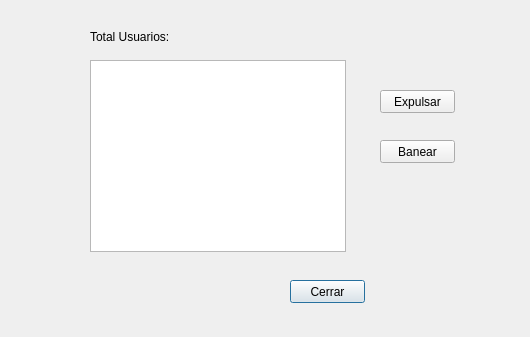
Old version of the form Server/ventanalistausuarios.ui in the repository GrageraE/App-Mensajeria.
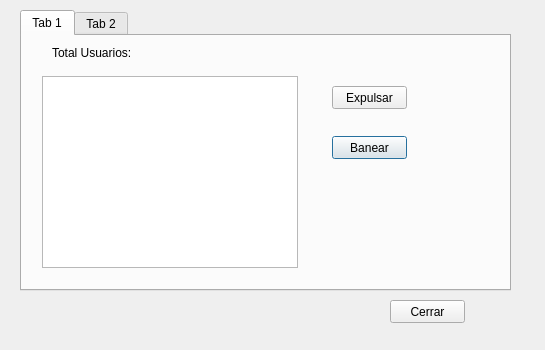
New version of the form.

The edit to the form file:
```diff
--- a/Server/ventanalistausuarios.ui
+++ b/Server/ventanalistausuarios.ui
@@ -6,41 +6,70 @@
    <rect>
     <x>0</x>
     <y>0</y>
-    <width>530</width>
-    <height>337</height>
+    <width>545</width>
+    <height>350</height>
    </rect>
   </property>
   <property name="windowTitle">
    <string>Dialog</string>
   </property>
-  <widget class="QTableWidget" name="tabla">
+  <widget class="QTabWidget" name="tabWidget">
    <property name="geometry">
     <rect>
-     <x>90</x>
-     <y>60</y>
+     <x>20</x>
+     <y>10</y>
+     <width>491</width>
+     <height>281</height>
+    </rect>
+   </property>
+   <property name="currentIndex">
+    <number>0</number>
+   </property>
+   <widget class="QWidget" name="tab_1">
+    <attribute name="title">
+     <string>Tab 1</string>
+    </attribute>
+    <widget class="QPushButton" name="pushButton_3">
+     <property name="geometry">
+      <rect>
+       <x>310</x>
+       <y>100</y>
+       <width>75</width>
+       <height>23</height>
+      </rect>
+     </property>
+     <property name="text">
+      <string>Banear</string>
+     </property>
+    </widget>
+    <widget class="QPushButton" name="pushButton_2">
+     <property name="geometry">
+      <rect>
+       <x>310</x>
+       <y>50</y>
+       <width>75</width>
+       <height>23</height>
+      </rect>
+     </property>
+     <property name="text">
+      <string>Expulsar</string>
+     </property>
+    </widget>
+    <widget class="QListWidget" name="listaConectados">
+     <property name="geometry">
+      <rect>
+       <x>20</x>
+       <y>40</y>
      <width>256</width>
      <height>192</height>
     </rect>
    </property>
   </widget>
-  <widget class="QPushButton" name="pushButton">
-   <property name="geometry">
-    <rect>
-     <x>290</x>
-     <y>280</y>
-     <width>75</width>
-     <height>23</height>
-    </rect>
-   </property>
-   <property name="text">
-    <string>Cerrar</string>
-   </property>
-  </widget>
   <widget class="QLabel" name="label">
    <property name="geometry">
     <rect>
-     <x>90</x>
-     <y>30</y>
+       <x>30</x>
+       <y>10</y>
      <width>80</width>
      <height>14</height>
     </rect>
@@ -57,8 +86,8 @@
   <widget class="QLabel" name="numeroUsuarios">
    <property name="geometry">
     <rect>
-     <x>180</x>
-     <y>30</y>
+       <x>130</x>
+       <y>10</y>
      <width>61</width>
      <height>16</height>
     </rect>
@@ -72,30 +101,47 @@
     <string/>
    </property>
   </widget>
-  <widget class="QPushButton" name="pushButton_2">
+   </widget>
+   <widget class="QWidget" name="tab_2">
+    <attribute name="title">
+     <string>Tab 2</string>
+    </attribute>
+    <widget class="QListWidget" name="listaBaneados">
    <property name="geometry">
     <rect>
-     <x>380</x>
-     <y>90</y>
+       <x>40</x>
+       <y>30</y>
+       <width>281</width>
+       <height>211</height>
+      </rect>
+     </property>
+    </widget>
+    <widget class="QPushButton" name="pushButton_4">
+     <property name="geometry">
+      <rect>
+       <x>360</x>
+       <y>190</y>
      <width>75</width>
      <height>23</height>
     </rect>
    </property>
    <property name="text">
-    <string>Expulsar</string>
-   </property>
-  </widget>
-  <widget class="QPushButton" name="pushButton_3">
+      <string>Desbanear</string>
+     </property>
+    </widget>
+   </widget>
+  </widget>
+  <widget class="QPushButton" name="pushButton">
    <property name="geometry">
     <rect>
-     <x>380</x>
-     <y>140</y>
+     <x>390</x>
+     <y>300</y>
      <width>75</width>
      <height>23</height>
     </rect>
    </property>
    <property name="text">
-    <string>Banear</string>
+    <string>Cerrar</string>
    </property>
   </widget>
  </widget>
```
Lines whose indentation alone changed are shown as unchanged.
